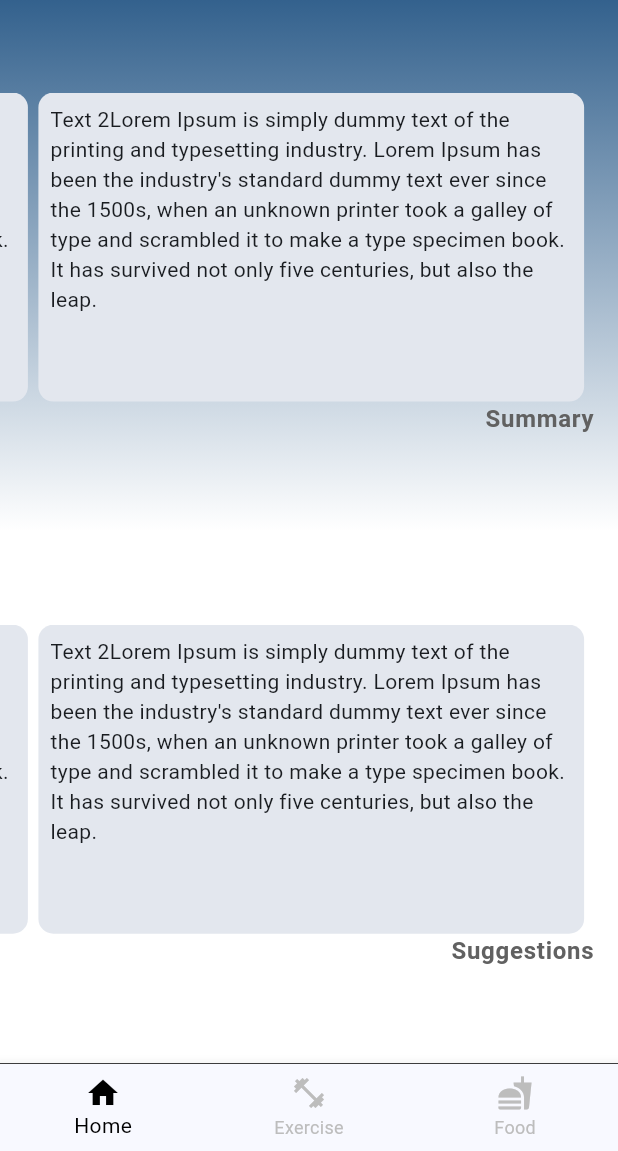
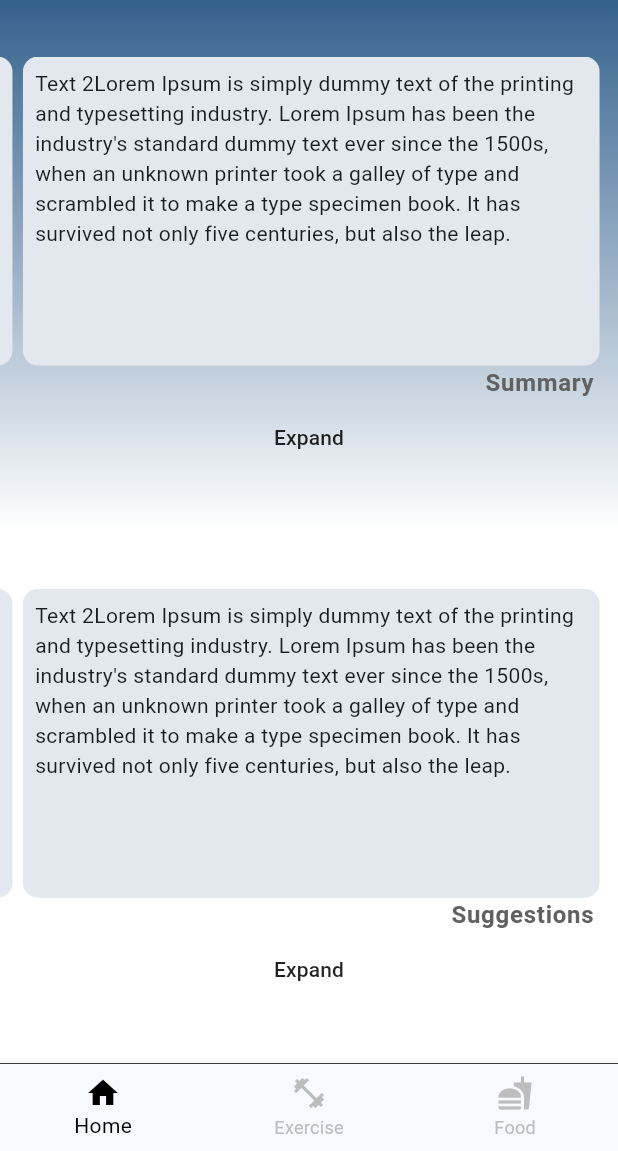
Before and after one commit to Pmunoz200/wellbeing_app, a Flutter app: the HomePage screen opened by its route, on a phone screen of 412 x 824 dp, the part 85-1236 px from its top. Run offline on Flutter 3.47's test engine with Material 3 defaults, Android fonts, the phone set to English and light mode, and no system bars; drawn by our look-alikes of carousel_slider; our stand-ins replace cloud_firestore, firebase_auth, firebase_core, fluttertoast, google_sign_in; accounts and stored records are empty; Roboto replaces fonts that are missing (Montserrat).

Commit message:
Added expandable widget and used it

```diff
--- /dev/null
+++ b/client/lib/pages/widgets/expandable_card_widget.dart
@@ -0,0 +1,25 @@
+import 'package:flutter/material.dart';
+
+class ExpandableCardContainer extends StatefulWidget {
+  final bool isExpanded;
+  final Widget collapsedChild;
+  final Widget expandedChild;
+
+  const ExpandableCardContainer(
+      {required this.isExpanded,required this.collapsedChild,required this.expandedChild});
+
+  @override
+  _ExpandableCardContainerState createState() =>
+      _ExpandableCardContainerState();
+}
+
+class _ExpandableCardContainerState extends State<ExpandableCardContainer> {
+  @override
+  Widget build(BuildContext context) {
+    return new AnimatedContainer(
+      duration: new Duration(milliseconds: 500),
+      curve: Curves.easeInOut,
+      child: widget.isExpanded ? widget.expandedChild : widget.collapsedChild,
+    );
+  }
+}
--- a/client/lib/pages/widgets/text_response_container.dart
+++ b/client/lib/pages/widgets/text_response_container.dart
@@ -1,5 +1,6 @@
 import 'package:flutter/material.dart';
 import 'package:carousel_slider/carousel_slider.dart';
+import 'package:gemini_folder/pages/widgets/expandable_card_widget.dart';
 
 class TextResponseContainer extends StatefulWidget {
   final List<String> texts;
@@ -12,13 +13,39 @@ class TextResponseContainer extends StatefulWidget {
 }
 
 class _TextResponseContainerState extends State<TextResponseContainer> {
+  bool isExpanded = false;
   @override
   Widget build(BuildContext context) {
     return Column(
       children: [
+        ExpandableCardContainer(
+          isExpanded: isExpanded,
+          collapsedChild: TextResponseContainerWidget(texts: widget.texts, title: widget.title, isExpanded: isExpanded,),
+          expandedChild: TextResponseContainerWidget(texts: widget.texts, title: "", isExpanded: isExpanded,),
+        ),
+        MaterialButton(onPressed: () {
+          setState(() {
+            isExpanded = !isExpanded;
+          });
+        }, child: Text("Expand")),
+      ],
+    );
+  }
+}
+  class TextResponseContainerWidget extends StatelessWidget {
+    final List<String> texts;
+    final String title;
+    final bool isExpanded;
+
+    const TextResponseContainerWidget({required this.texts, required this.title, required this.isExpanded});
+    @override
+    Widget build(BuildContext context) {
+      final double aspectRation = isExpanded ? 1 : 2;
+      return Column(
+      children: [
         CarouselSlider(
-          options: CarouselOptions(initialPage: widget.texts.length, aspectRatio: 2, enableInfiniteScroll: false, autoPlay: false, viewportFraction: 0.9),
-          items: widget.texts.map((i) {
+          options: CarouselOptions(initialPage: texts.length, aspectRatio: aspectRation, enableInfiniteScroll: false, autoPlay: false, viewportFraction: 0.95),
+          items: texts.map((i) {
             return Builder(
               builder: (BuildContext context) {
                 return Container(
@@ -30,7 +57,12 @@ class _TextResponseContainerState extends State<TextResponseContainer> {
                   ),
                   child: Padding(
                     padding: const EdgeInsets.all(8.0),
-                    child: Text('Text $i', style:  Theme.of(context).textTheme.bodyMedium),
+                    child: Column(
+                      children: [
+                        Flexible(
+                          child: Text('Text $i', style:  Theme.of(context).textTheme.bodyMedium)),
+                      ],
+                    ),
                   )
                 );
               },
@@ -42,12 +74,12 @@ class _TextResponseContainerState extends State<TextResponseContainer> {
           child: Align(
             alignment: Alignment.bottomRight,
             child: Text(
-              widget.title,
+              title,
               style: Theme.of(context).textTheme.bodyLarge,
             ),
           ),
         ),
       ],
     );
+    }
   }
-}
```
